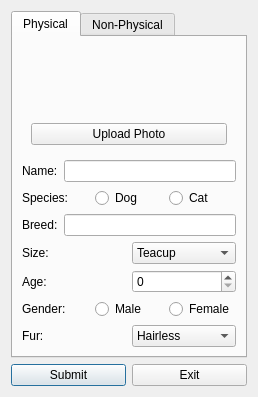
Above: deliverable2-code/d2-source/addanimal.ui from ashleefoureyes/quackjaws before the change. Below: the same form after it.
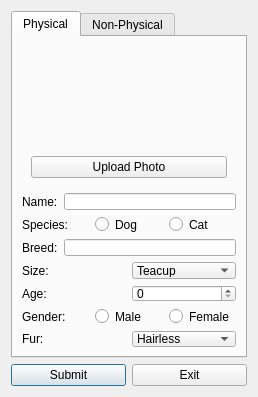
That is the form after the change.

What changed in the file:
```diff
--- a/deliverable2-code/d2-source/addanimal.ui
+++ b/deliverable2-code/d2-source/addanimal.ui
@@ -10,6 +10,18 @@
     <height>397</height>
    </rect>
   </property>
+  <property name="minimumSize">
+   <size>
+    <width>258</width>
+    <height>397</height>
+   </size>
+  </property>
+  <property name="maximumSize">
+   <size>
+    <width>258</width>
+    <height>398</height>
+   </size>
+  </property>
   <property name="windowTitle">
    <string>Dialog</string>
   </property>
@@ -43,6 +55,18 @@
          <layout class="QVBoxLayout" name="verticalLayout_5">
           <item>
            <widget class="QLabel" name="lbAnimalPhoto">
+            <property name="minimumSize">
+             <size>
+              <width>218</width>
+              <height>95</height>
+             </size>
+            </property>
+            <property name="maximumSize">
+             <size>
+              <width>218</width>
+              <height>95</height>
+             </size>
+            </property>
             <property name="text">
              <string/>
             </property>
```
Left out of the diff: 16 changed lines with no effect on the pictures.
